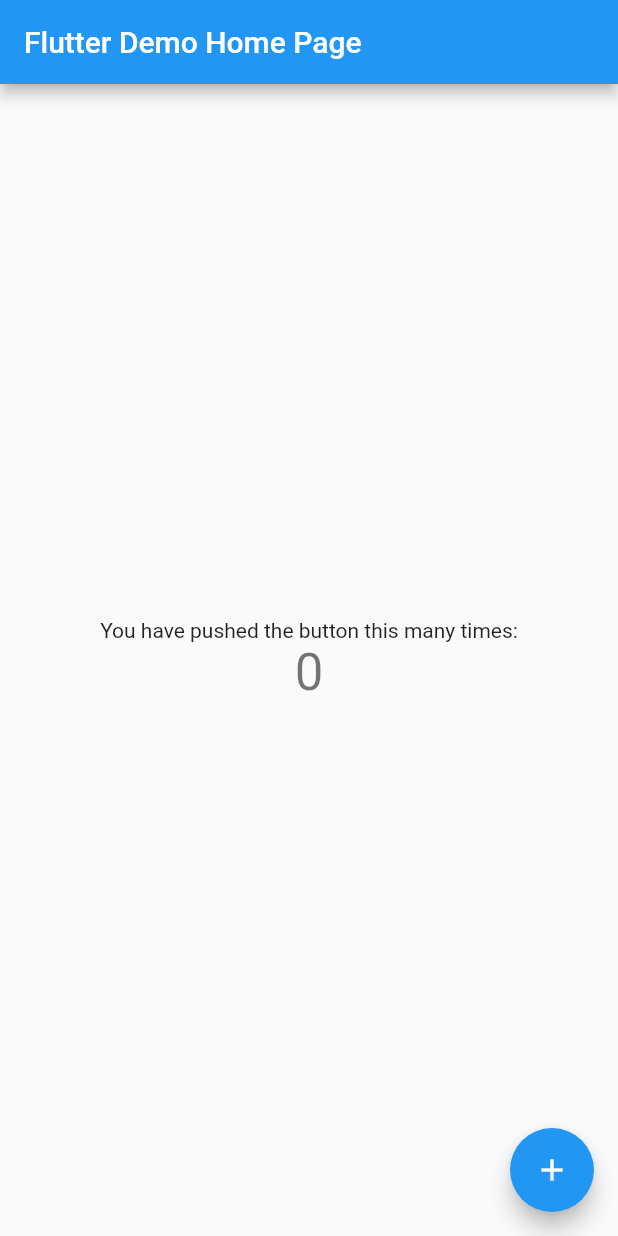
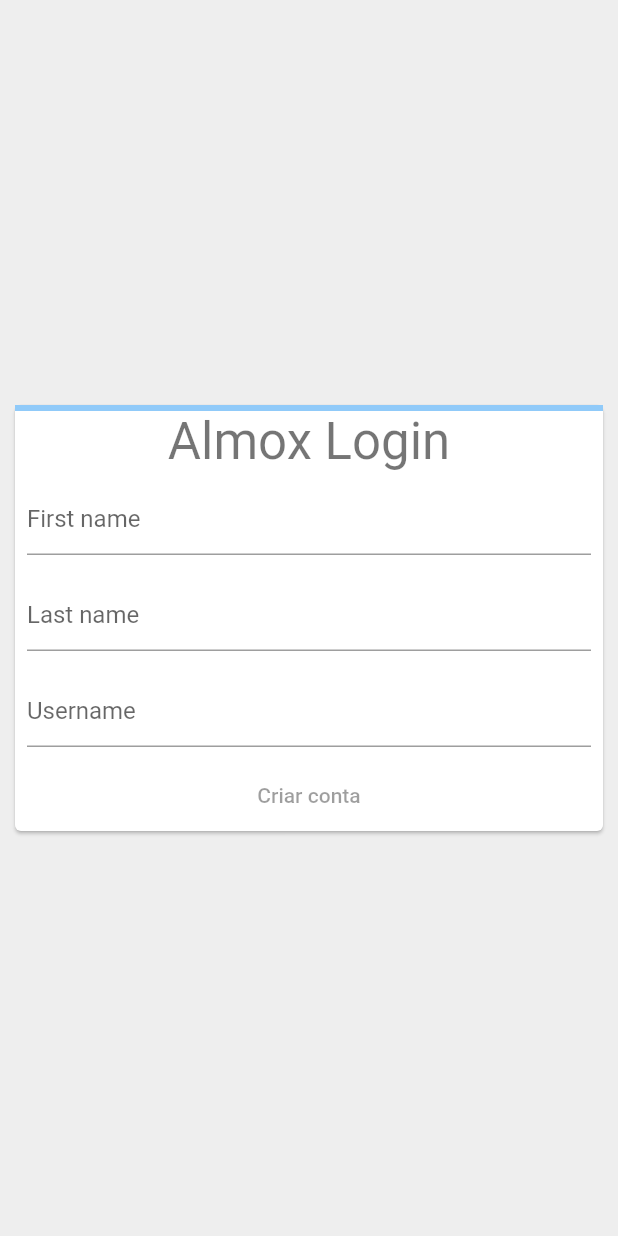
Before and after one commit to DennisHP/AlmoxSI, a Flutter app: the screen it shows after launch, on a phone screen of 412 x 824 dp. Run offline on Flutter 3.47's test engine with Material 2 defaults, Android fonts, the light colour scheme and no system bars.

Commit message:
Tela de Login

```diff
--- a/lib/main.dart
+++ b/lib/main.dart
@@ -1,115 +1,96 @@
 import 'package:flutter/material.dart';
 
-void main() {
-  runApp(const MyApp());
-}
+void main() => runApp(SignUpApp());
 
-class MyApp extends StatelessWidget {
-  const MyApp({Key? key}) : super(key: key);
-
-  // This widget is the root of your application.
+class SignUpApp extends StatelessWidget {
   @override
   Widget build(BuildContext context) {
     return MaterialApp(
-      title: 'Flutter Demo',
-      theme: ThemeData(
-        // This is the theme of your application.
-        //
-        // Try running your application with "flutter run". You'll see the
-        // application has a blue toolbar. Then, without quitting the app, try
-        // changing the primarySwatch below to Colors.green and then invoke
-        // "hot reload" (press "r" in the console where you ran "flutter run",
-        // or simply save your changes to "hot reload" in a Flutter IDE).
-        // Notice that the counter didn't reset back to zero; the application
-        // is not restarted.
-        primarySwatch: Colors.blue,
-      ),
-      home: const MyHomePage(title: 'Flutter Demo Home Page'),
+      routes: {
+        '/': (context) => SignUpScreen(),
+      },
     );
   }
 }
 
-class MyHomePage extends StatefulWidget {
-  const MyHomePage({Key? key, required this.title}) : super(key: key);
-
-  // This widget is the home page of your application. It is stateful, meaning
-  // that it has a State object (defined below) that contains fields that affect
-  // how it looks.
-
-  // This class is the configuration for the state. It holds the values (in this
-  // case the title) provided by the parent (in this case the App widget) and
-  // used by the build method of the State. Fields in a Widget subclass are
-  // always marked "final".
-
-  final String title;
-
+class SignUpScreen extends StatelessWidget {
   @override
-  State<MyHomePage> createState() => _MyHomePageState();
+  Widget build(BuildContext context) {
+    return Scaffold(
+      backgroundColor: Colors.grey[200],
+      body: Center(
+        child: SizedBox(
+          width: 400,
+          child: Card(
+            child: SignUpForm(),
+          ),
+        ),
+      ),
+    );
+  }
 }
 
-class _MyHomePageState extends State<MyHomePage> {
-  int _counter = 0;
+class SignUpForm extends StatefulWidget {
+  @override
+  _SignUpFormState createState() => _SignUpFormState();
+}
 
-  void _incrementCounter() {
-    setState(() {
-      // This call to setState tells the Flutter framework that something has
-      // changed in this State, which causes it to rerun the build method below
-      // so that the display can reflect the updated values. If we changed
-      // _counter without calling setState(), then the build method would not be
-      // called again, and so nothing would appear to happen.
-      _counter++;
-    });
-  }
+class _SignUpFormState extends State<SignUpForm> {
+  final _firstNameTextController = TextEditingController();
+  final _lastNameTextController = TextEditingController();
+  final _usernameTextController = TextEditingController();
+
+  final double _formProgress = 0;
 
   @override
   Widget build(BuildContext context) {
-    // This method is rerun every time setState is called, for instance as done
-    // by the _incrementCounter method above.
-    //
-    // The Flutter framework has been optimized to make rerunning build methods
-    // fast, so that you can just rebuild anything that needs updating rather
-    // than having to individually change instances of widgets.
-    return Scaffold(
-      appBar: AppBar(
-        // Here we take the value from the MyHomePage object that was created by
-        // the App.build method, and use it to set our appbar title.
-        title: Text(widget.title),
+    return Form(
+      child: Column(
+        mainAxisSize: MainAxisSize.min,
+        children: [
+          LinearProgressIndicator(value: _formProgress),
+          Text('Almox Login', style: Theme.of(context).textTheme.headline4),
+          Padding(
+            padding: const EdgeInsets.all(8.0),
+            child: TextFormField(
+              controller: _firstNameTextController,
+              decoration: const InputDecoration(hintText: 'First name'),
+            ),
+          ),
+          Padding(
+            padding: const EdgeInsets.all(8.0),
+            child: TextFormField(
+              controller: _lastNameTextController,
+              decoration: const InputDecoration(hintText: 'Last name'),
+            ),
+          ),
+          Padding(
+            padding: const EdgeInsets.all(8.0),
+            child: TextFormField(
+              controller: _usernameTextController,
+              decoration: const InputDecoration(hintText: 'Username'),
+            ),
+          ),
+          TextButton(
+            style: ButtonStyle(
+              foregroundColor: MaterialStateProperty.resolveWith(
+                  (Set<MaterialState> states) {
+                return states.contains(MaterialState.disabled)
+                    ? null
+                    : Colors.white;
+              }),
+              backgroundColor: MaterialStateProperty.resolveWith(
+                  (Set<MaterialState> states) {
+                return states.contains(MaterialState.disabled)
+                    ? null
+                    : Colors.blue;
+              }),
+            ),
+            onPressed: null,
+            child: const Text('Criar conta'),
+          ),
+        ],
       ),
-      body: Center(
-        // Center is a layout widget. It takes a single child and positions it
-        // in the middle of the parent.
-        child: Column(
-          // Column is also a layout widget. It takes a list of children and
-          // arranges them vertically. By default, it sizes itself to fit its
-          // children horizontally, and tries to be as tall as its parent.
-          //
-          // Invoke "debug painting" (press "p" in the console, choose the
-          // "Toggle Debug Paint" action from the Flutter Inspector in Android
-          // Studio, or the "Toggle Debug Paint" command in Visual Studio Code)
-          // to see the wireframe for each widget.
-          //
-          // Column has various properties to control how it sizes itself and
-          // how it positions its children. Here we use mainAxisAlignment to
-          // center the children vertically; the main axis here is the vertical
-          // axis because Columns are vertical (the cross axis would be
-          // horizontal).
-          mainAxisAlignment: MainAxisAlignment.center,
-          children: <Widget>[
-            const Text(
-              'You have pushed the button this many times:',
-            ),
-            Text(
-              '$_counter',
-              style: Theme.of(context).textTheme.headline4,
-            ),
-          ],
-        ),
-      ),
-      floatingActionButton: FloatingActionButton(
-        onPressed: _incrementCounter,
-        tooltip: 'Increment',
-        child: const Icon(Icons.add),
-      ), // This trailing comma makes auto-formatting nicer for build methods.
     );
   }
 }
```
Also changed, not shown: lib/almox.dart (added), 18 other files.
